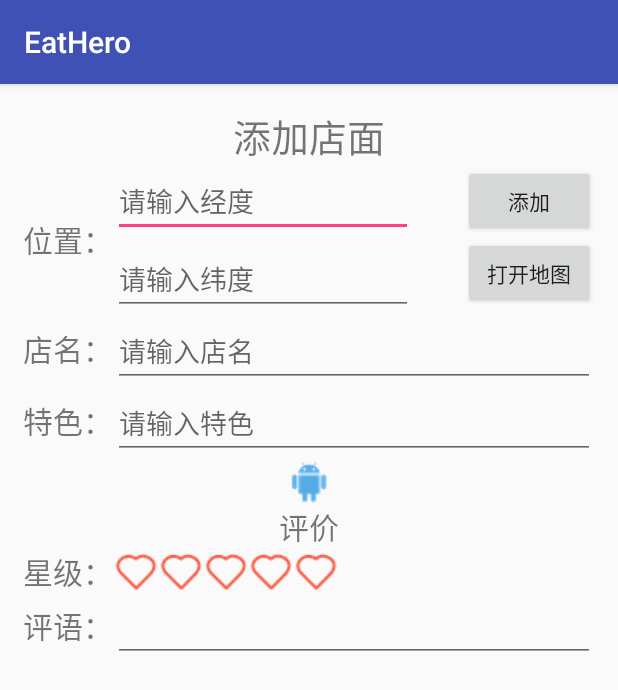
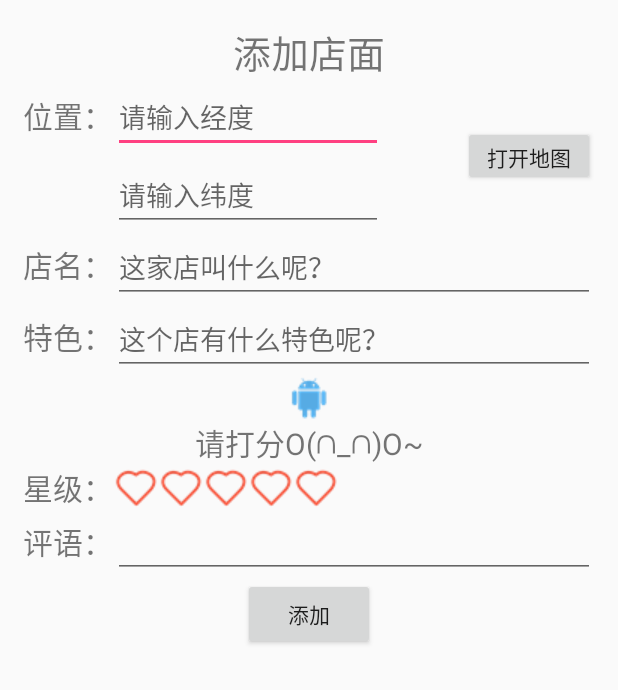
Before and after one commit to FortuneDream/EatHero, an Android app: the screen it shows after launch (AddShopActivity), after a tap on "添加店铺", on a phone screen of 412 x 824 dp. Shown: the top 690 px of the screen. Run offline under Robolectric (Android 15) with nearby library versions, the phone set to English and light mode, and no system bars; libraries missing offline, so code that uses them is left out: cn.bmob.v3; 2 statements that could not run were skipped.

Commit message:
界面初步

```diff
--- a/app/src/main/java/com/example/q/eathero/activity/MainActivity.java
+++ b/app/src/main/java/com/example/q/eathero/activity/MainActivity.java
@@ -1,6 +1,7 @@
 package com.example.q.eathero.activity;
 
 import android.content.Intent;
+import android.support.v4.widget.DrawerLayout;
 import android.support.v7.app.AppCompatActivity;
 import android.os.Bundle;
 import android.view.View;
@@ -14,6 +15,7 @@ import com.example.q.eathero.service.GPSService;
 public class MainActivity extends AppCompatActivity {
     private Button addShopBtn;
     private Button checkShopBtn;
+    private DrawerLayout drawerLayout;
     @Override
     protected void onCreate(Bundle savedInstanceState) {
         super.onCreate(savedInstanceState);
@@ -26,6 +28,27 @@ public class MainActivity extends AppCompatActivity {
     }
 
     private void setListener() {
+        drawerLayout.addDrawerListener(new DrawerLayout.DrawerListener() {
+            @Override
+            public void onDrawerSlide(View drawerView, float slideOffset) {
+
+            }
+
+            @Override
+            public void onDrawerOpened(View drawerView) {
+
+            }
+
+            @Override
+            public void onDrawerClosed(View drawerView) {
+
+            }
+
+            @Override
+            public void onDrawerStateChanged(int newState) {
+
+            }
+        });
         addShopBtn.setOnClickListener(new View.OnClickListener() {
             @Override
             public void onClick(View v) {
@@ -40,9 +63,11 @@ public class MainActivity extends AppCompatActivity {
                 startActivity(intent);
             }
         });
+
     }
 
     private void findView() {
+        drawerLayout = (DrawerLayout) findViewById(R.id.drawer_layout);
         addShopBtn = (Button) findViewById(R.id.add_shop_btn);
         checkShopBtn = (Button) findViewById(R.id.check_shop_btn);
     }
--- a/app/src/main/java/com/example/q/eathero/activity/SplashActivity.java
+++ b/app/src/main/java/com/example/q/eathero/activity/SplashActivity.java
@@ -1,6 +1,9 @@
 package com.example.q.eathero.activity;
 
 import android.content.Intent;
+import android.os.Handler;
+import android.os.Message;
+import android.os.SystemClock;
 import android.support.v7.app.AppCompatActivity;
 import android.os.Bundle;
 import android.view.View;
@@ -9,21 +12,24 @@ import android.widget.Button;
 import com.example.q.eathero.R;
 
 public class SplashActivity extends AppCompatActivity {
-
-    private Button mapBtn;
-
+    private Handler mHandler=new Handler(){
+        @Override
+        public void handleMessage(Message msg) {
+            Intent intent=new Intent(SplashActivity.this,MainActivity.class);
+            startActivity(intent);
+            finish();
+        }
+    };
 
     @Override
     protected void onCreate(Bundle savedInstanceState) {
         super.onCreate(savedInstanceState);
         setContentView(R.layout.activity_splash);
-        mapBtn = (Button) findViewById(R.id.map_btn);
-        mapBtn.setOnClickListener(new View.OnClickListener() {
-            @Override
-            public void onClick(View v) {
-                Intent intent =new Intent(SplashActivity.this,AddMapActivity.class);
-                startActivity(intent);
-            }
-        });
+        mHandler.sendEmptyMessageDelayed(0,2000);
+    }
+
+    @Override
+    protected void onResume() {
+        super.onResume();
     }
 }
--- a/app/src/main/res/layout/activity_add_shop.xml
+++ b/app/src/main/res/layout/activity_add_shop.xml
@@ -19,17 +19,17 @@
         android:layout_height="100dp">
 
         <TextView
+            android:layout_marginTop="8dp"
             android:id="@+id/location_txt"
             android:layout_width="wrap_content"
             android:layout_height="wrap_content"
-            android:layout_centerVertical="true"
             android:textSize="@dimen/text"
             android:text="位置：" />
 
         <EditText
             android:inputType="numberDecimal"
             android:id="@+id/longitude_edt"
-            android:layout_width="200dp"
+            android:layout_width="180dp"
             android:layout_height="wrap_content"
             android:layout_toRightOf="@id/location_txt"
             android:hint="请输入经度" />
@@ -37,26 +37,18 @@
         <EditText
             android:inputType="numberDecimal"
             android:id="@+id/latitude_edt"
-            android:layout_width="200dp"
+            android:layout_width="180dp"
             android:layout_height="wrap_content"
             android:layout_alignParentBottom="true"
             android:layout_toRightOf="@id/location_txt"
             android:hint="请输入纬度" />
+        <Button
 
-        <Button
-            android:id="@+id/add_shop_btn"
-            android:layout_width="wrap_content"
-            android:layout_height="wrap_content"
-            android:layout_alignParentRight="true"
-
-            android:text="添加" />
-
-        <Button
             android:id="@+id/open_map_btn"
             android:layout_width="wrap_content"
-            android:layout_height="wrap_content"
+            android:layout_height="40dp"
             android:layout_alignParentRight="true"
-            android:layout_below="@id/add_shop_btn"
+            android:layout_centerInParent="true"
             android:text="打开地图" />
     </RelativeLayout>
 
@@ -70,7 +62,7 @@
             android:textSize="@dimen/text" />
         <EditText
             android:inputType="textLongMessage"
-            android:hint="请输入店名"
+            android:hint="这家店叫什么呢？"
             android:textSize="18sp"
             android:id="@+id/shop_name_edt"
             android:layout_width="match_parent"
@@ -91,7 +83,7 @@
 
         <EditText
             android:inputType="textLongMessage"
-            android:hint="请输入特色"
+            android:hint="这个店有什么特色呢？"
             android:id="@+id/special_edt"
             android:layout_width="match_parent"
             android:layout_height="wrap_content" />
@@ -109,7 +101,7 @@
         android:layout_width="wrap_content"
         android:layout_height="wrap_content"
         android:layout_gravity="center"
-        android:text="评价"
+        android:text="请打分O(∩_∩)O~"
         android:textSize="@dimen/text" />
 
     <LinearLayout
@@ -168,5 +160,10 @@
             android:layout_height="wrap_content"
             android:textSize="18sp" />
     </LinearLayout>
-
+    <Button
+        android:layout_gravity="center"
+        android:id="@+id/add_shop_btn"
+        android:layout_width="wrap_content"
+        android:layout_height="wrap_content"
+        android:text="添加" />
 </LinearLayout>
--- a/app/src/main/res/values/colors.xml
+++ b/app/src/main/res/values/colors.xml
@@ -3,4 +3,5 @@
     <color name="colorPrimary">#3F51B5</color>
     <color name="colorPrimaryDark">#303F9F</color>
     <color name="colorAccent">#FF4081</color>
+    <color name="drawerBackground">#03A9F4</color>
 </resources>
--- a/app/src/main/res/values/styles.xml
+++ b/app/src/main/res/values/styles.xml
@@ -1,7 +1,7 @@
 <resources>
 
     <!-- Base application theme. -->
-    <style name="AppTheme" parent="Theme.AppCompat.Light.DarkActionBar">
+    <style name="AppTheme" parent="Theme.AppCompat.Light.NoActionBar">
         <!-- Customize your theme here. -->
         <item name="colorPrimary">@color/colorPrimary</item>
         <item name="colorPrimaryDark">@color/colorPrimaryDark</item>
```
Also changed, not shown: app/src/main/AndroidManifest.xml (+8 -11 lines), app/src/main/res/layout/activity_main.xml (+47 -5 lines), app/src/main/res/layout/activity_splash.xml (+13 -3 lines), app/src/main/res/drawable/food_1.png (added), app/src/main/res/drawable/food_2.jpg (added), app/src/main/res/drawable/food_3.jpg (added), app/src/main/res/drawable/food_4.jpg (added).
